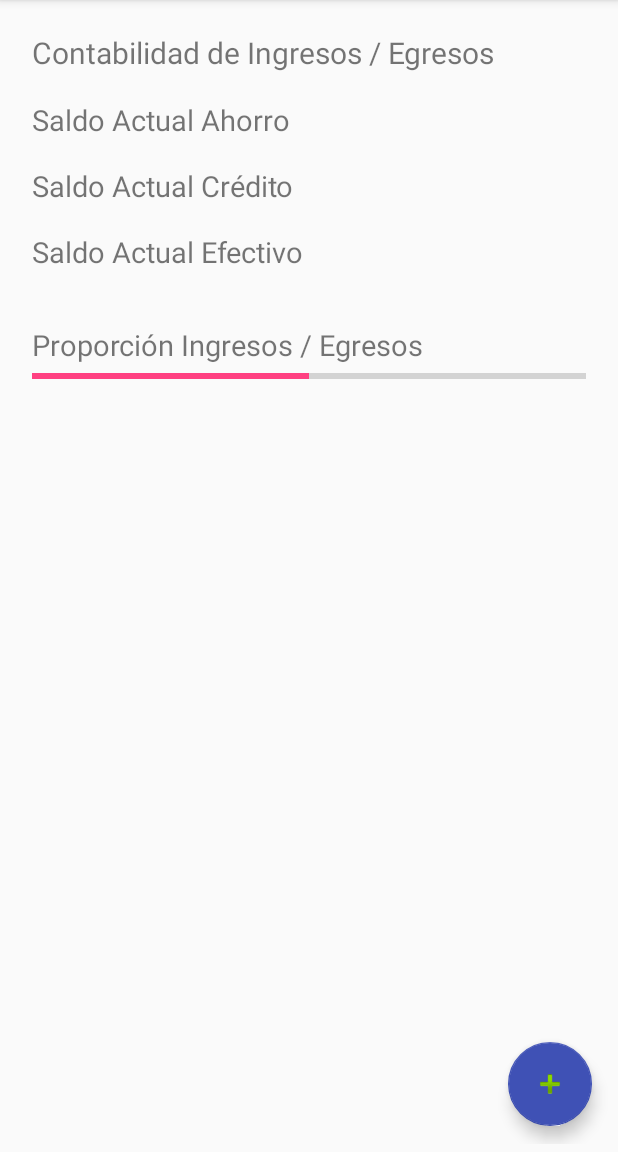
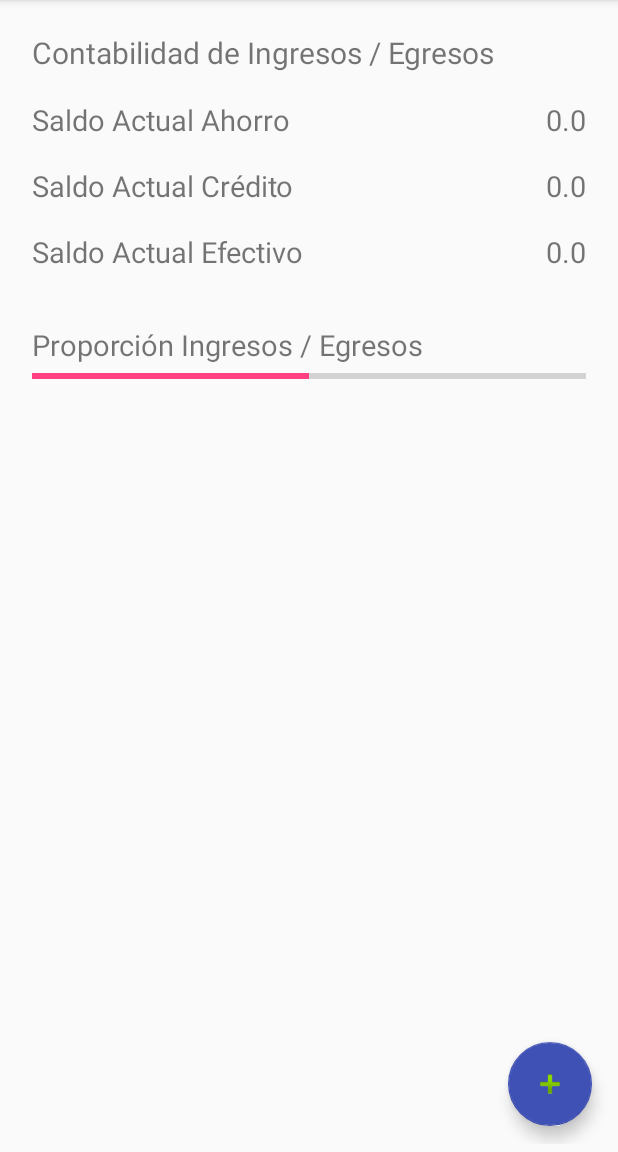
Before and after one commit to cristhoper23/MoneyHelper, an Android app: the screen it shows after launch (MainActivity), on a phone screen of 412 x 824 dp, the part 84-1236 px from its top. Run offline under Robolectric (Android 15) with nearby library versions, the phone set to English and light mode, and no system bars.

Commit message:
2° Commit

```diff
--- a/app/src/main/java/com/cristhoper/moneyhelper/activities/MainActivity.java
+++ b/app/src/main/java/com/cristhoper/moneyhelper/activities/MainActivity.java
@@ -4,19 +4,44 @@ import android.content.Intent;
 import android.support.v7.app.AppCompatActivity;
 import android.os.Bundle;
 import android.view.View;
+import android.widget.TextView;
 
 import com.cristhoper.moneyhelper.R;
+import com.cristhoper.moneyhelper.models.Saldo;
 
 public class MainActivity extends AppCompatActivity {
 
     private static final int NEW_OPERATION_REQUEST = 100;
+
+    private TextView textAhorro, textCredito, textEfectivo;
     @Override
     protected void onCreate(Bundle savedInstanceState) {
         super.onCreate(savedInstanceState);
         setContentView(R.layout.activity_main);
+
+        textAhorro = (TextView) findViewById(R.id.txtAhorro);
+        textCredito = (TextView) findViewById(R.id.txtCredito);
+        textEfectivo = (TextView) findViewById(R.id.txtEfectivo);
+
+        mostrarSaldos();
     }
 
     public void nuevaOperacion(View view){
         startActivityForResult(new Intent(this, NewOperationActivity.class), NEW_OPERATION_REQUEST);
     }
+
+    @Override
+    protected void onActivityResult(int requestCode, int resultCode, Intent data) {
+        super.onActivityResult(requestCode, resultCode, data);
+
+        mostrarSaldos();
+    }
+
+    public void mostrarSaldos(){
+        Saldo saldoActual = Saldo.getInstance();
+
+        textAhorro.setText(saldoActual.getSaldoAhorro().toString());
+        textCredito.setText(saldoActual.getSaldoCredito().toString());
+        textEfectivo.setText(saldoActual.getSaldoEfectivo().toString());
+    }
 }
--- a/app/src/main/res/layout/activity_main.xml
+++ b/app/src/main/res/layout/activity_main.xml
@@ -17,7 +17,7 @@
         <TextView
             android:layout_width="wrap_content"
             android:layout_height="wrap_content"
-            android:textSize="20dp"
+            android:textSize="20sp"
             android:paddingBottom="18dp"
             android:text="@string/contIngrEgr" />
 
@@ -28,15 +28,16 @@
             <TextView
                 android:layout_width="match_parent"
                 android:layout_height="wrap_content"
-                android:textSize="19dp"
+                android:textSize="19sp"
                 android:paddingBottom="18dp"
                 android:layout_weight="1"
                 android:text="@string/saldoAhorro" />
 
             <TextView
+                android:id="@+id/txtAhorro"
                 android:layout_width="match_parent"
                 android:layout_height="wrap_content"
-                android:textSize="19dp"
+                android:textSize="19sp"
                 android:textAlignment="textEnd"
                 android:paddingBottom="18dp"
                 android:layout_weight="2"
@@ -50,14 +51,15 @@
             <TextView
                 android:layout_width="wrap_content"
                 android:layout_height="wrap_content"
-                android:textSize="19dp"
+                android:textSize="19sp"
                 android:paddingBottom="18dp"
                 android:text="@string/saldoCredito" />
 
             <TextView
+                android:id="@+id/txtCredito"
                 android:layout_width="match_parent"
                 android:layout_height="wrap_content"
-                android:textSize="19dp"
+                android:textSize="19sp"
                 android:textAlignment="textEnd"
                 android:paddingBottom="18dp"
                 android:layout_weight="1"
@@ -71,14 +73,15 @@
             <TextView
                 android:layout_width="wrap_content"
                 android:layout_height="wrap_content"
-                android:textSize="19dp"
+                android:textSize="19sp"
                 android:paddingBottom="18dp"
                 android:text="@string/saldoEfectivo" />
 
             <TextView
+                android:id="@+id/txtEfectivo"
                 android:layout_width="match_parent"
                 android:layout_height="wrap_content"
-                android:textSize="19dp"
+                android:textSize="19sp"
                 android:textAlignment="textEnd"
                 android:paddingBottom="18dp"
                 android:layout_weight="1"
@@ -88,7 +91,7 @@
         <TextView
             android:layout_width="wrap_content"
             android:layout_height="wrap_content"
-            android:textSize="19dp"
+            android:textSize="19sp"
             android:paddingTop="18dp"
             android:text="@string/proporIngrEgr" />
 
--- a/build.gradle
+++ b/build.gradle
@@ -5,7 +5,7 @@ buildscript {
         jcenter()
     }
     dependencies {
-        classpath 'com.android.tools.build:gradle:2.3.2'
+        classpath 'com.android.tools.build:gradle:2.3.3'
 
         // NOTE: Do not place your application dependencies here; they belong
         // in the individual module build.gradle files
```
Also changed, not shown: app/src/main/java/com/cristhoper/moneyhelper/activities/NewOperationActivity.java (+60 -0 lines), app/src/main/java/com/cristhoper/moneyhelper/models/Saldo.java (added, +126 -0 lines), app/src/main/java/com/cristhoper/moneyhelper/repositories/OperationRepository.java (added, +33 -0 lines), app/src/main/res/layout/activity_new_operation.xml (+8 -5 lines).
